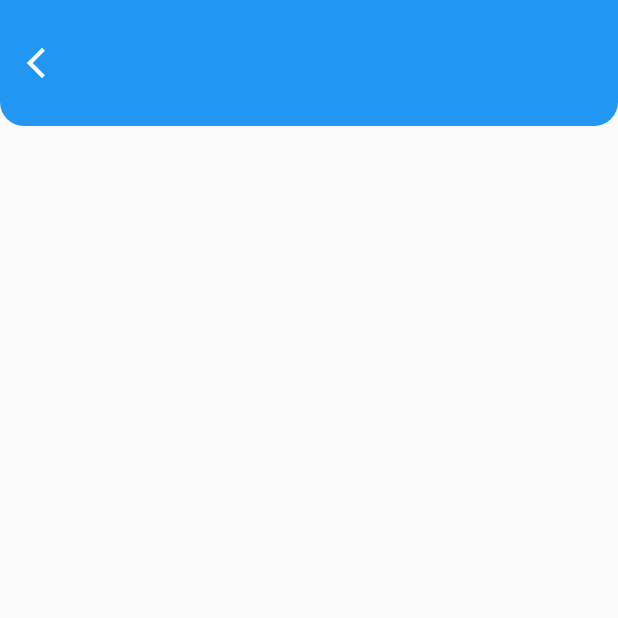
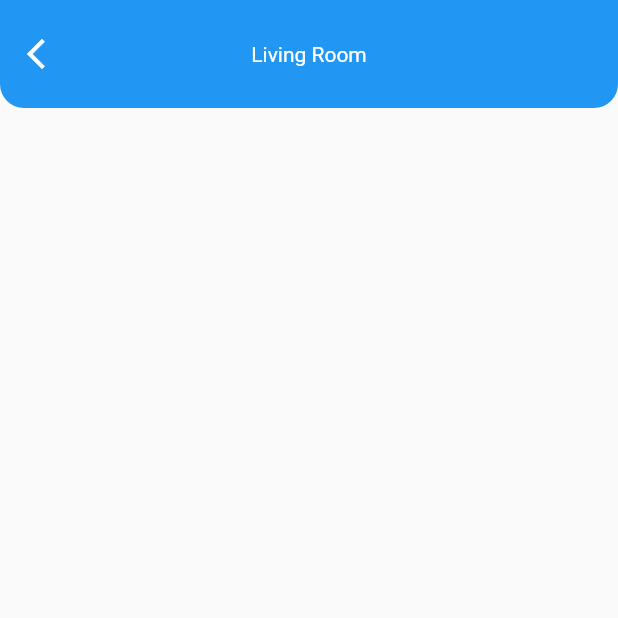
Before and after one commit to JAICHANGPARK/flutter_notebook_18th_story, a Flutter app: the screen it shows after launch, on a phone screen of 412 x 824 dp, the top half of it. Run offline on Flutter 3.47's test engine with Material 2 defaults, Android fonts, the phone set to English and light mode, and no system bars; our stand-ins replace cached_network_image, dotted_border, flutter_lorem, flutter_riverpod, flutter_svg, freezed_annotation and 4 more.

Commit message:
Update smart_home_control_page.dart

```diff
--- a/lib/ep1098_smart_home_ui/src/smart_home_control_page.dart
+++ b/lib/ep1098_smart_home_ui/src/smart_home_control_page.dart
@@ -15,22 +15,32 @@ class _SmartHomeControlPageState extends State<SmartHomeControlPage> {
         child: Column(
           children: [
             Container(
-              height: 84,
-              decoration: BoxDecoration(
+              height: 72,
+              decoration: const BoxDecoration(
                   color: Colors.blue,
                   borderRadius: BorderRadius.only(
                     bottomLeft: Radius.circular(16),
                     bottomRight: Radius.circular(16),
                   )),
+              padding: const EdgeInsets.only(right: 48),
               child: Row(
                 crossAxisAlignment: CrossAxisAlignment.center,
                 children: [
                   IconButton(
                     onPressed: () {},
-                    icon: Icon(Icons.arrow_back_ios_new),
+                    icon: const Icon(Icons.arrow_back_ios_new),
                     color: Colors.white,
                   ),
-                  Text("")
+                  const Expanded(
+                    child: Center(
+                      child: Text(
+                        "Living Room",
+                        style: TextStyle(
+                          color: Colors.white,
+                        ),
+                      ),
+                    ),
+                  )
                 ],
               ),
             )
```
